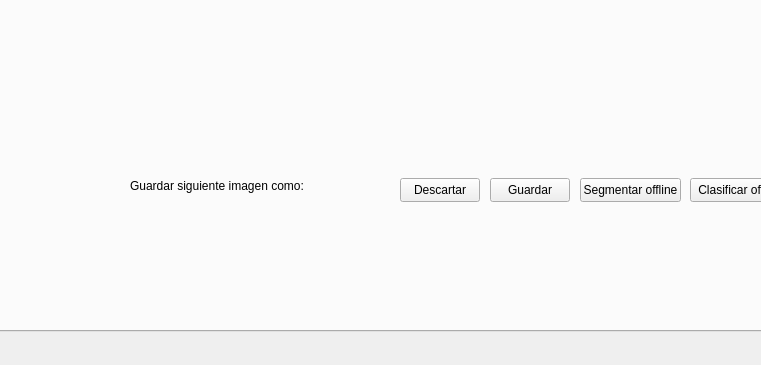
jlacostaarpide/Proyecto_Vision_Artificial, file ProyectoPSM/ProyectoPSM/ProyectoPSM.ui: the form before one commit; both pictures show x 183 to 944 and y 426 to 791 of the 1332 by 791 pixel window.
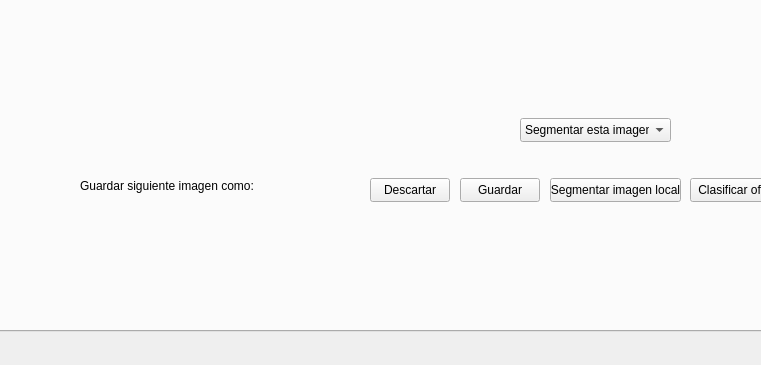
The form after the commit.

What changed in the file:
```diff
--- a/ProyectoPSM/ProyectoPSM/ProyectoPSM.ui
+++ b/ProyectoPSM/ProyectoPSM/ProyectoPSM.ui
@@ -164,7 +164,7 @@
        <widget class="QPushButton" name="pbtnDescartar">
         <property name="geometry">
          <rect>
-          <x>570</x>
+          <x>540</x>
           <y>550</y>
           <width>80</width>
           <height>24</height>
@@ -177,7 +177,7 @@
        <widget class="QPushButton" name="pbtnGuardar">
         <property name="geometry">
          <rect>
-          <x>660</x>
+          <x>630</x>
           <y>550</y>
           <width>80</width>
           <height>24</height>
@@ -193,9 +193,9 @@
        <widget class="QLabel" name="txtImageName">
         <property name="geometry">
          <rect>
-          <x>300</x>
+          <x>250</x>
           <y>550</y>
-          <width>361</width>
+          <width>261</width>
           <height>16</height>
          </rect>
         </property>
@@ -206,17 +206,17 @@
        <widget class="QPushButton" name="pbtnSegmentarOffline">
         <property name="geometry">
          <rect>
-          <x>750</x>
+          <x>720</x>
           <y>550</y>
-          <width>101</width>
+          <width>131</width>
           <height>24</height>
          </rect>
         </property>
         <property name="text">
-         <string>Segmentar offline</string>
+         <string>Segmentar imagen local</string>
         </property>
         <property name="checkable">
-         <bool>true</bool>
+         <bool>false</bool>
         </property>
        </widget>
        <widget class="QPushButton" name="pbtnClasificarOffline">
@@ -235,6 +235,26 @@
          <bool>false</bool>
         </property>
        </widget>
+       <widget class="QComboBox" name="comboBox">
+        <property name="geometry">
+         <rect>
+          <x>690</x>
+          <y>490</y>
+          <width>151</width>
+          <height>24</height>
+         </rect>
+        </property>
+        <item>
+         <property name="text">
+          <string>Segmentar esta imagen</string>
+         </property>
+        </item>
+        <item>
+         <property name="text">
+          <string>Segmentar imagen local</string>
+         </property>
+        </item>
+       </widget>
       </widget>
       <widget class="QWidget" name="tab_3">
        <attribute name="title">
```
